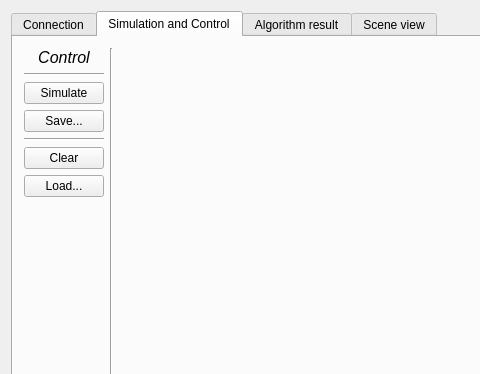
Before: the Qt Designer form mainwindow.ui in dkoszkul/master-thesis, drawn with Qt 5; both pictures show x 0 to 480 and y 0 to 374 of the 1286 by 763 pixel window.
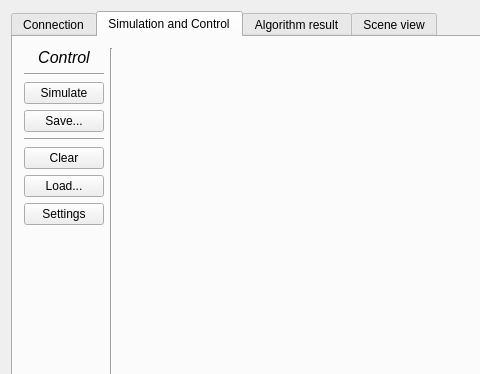
After: the same form once the commit is applied. The open tabs and pages were chosen to show the change.

Commit message: settings dialog

The edit to the form file:
```diff
--- a/mainwindow.ui
+++ b/mainwindow.ui
@@ -171,6 +171,13 @@
             </property>
            </widget>
           </item>
+          <item>
+           <widget class="QPushButton" name="settingsButton">
+            <property name="text">
+             <string>Settings</string>
+            </property>
+           </widget>
+          </item>
           <item>
            <spacer name="verticalSpacer">
             <property name="orientation">
```
Left out of the diff: 2 changed lines with no effect on the pictures. The commit also changes 6 other files.
